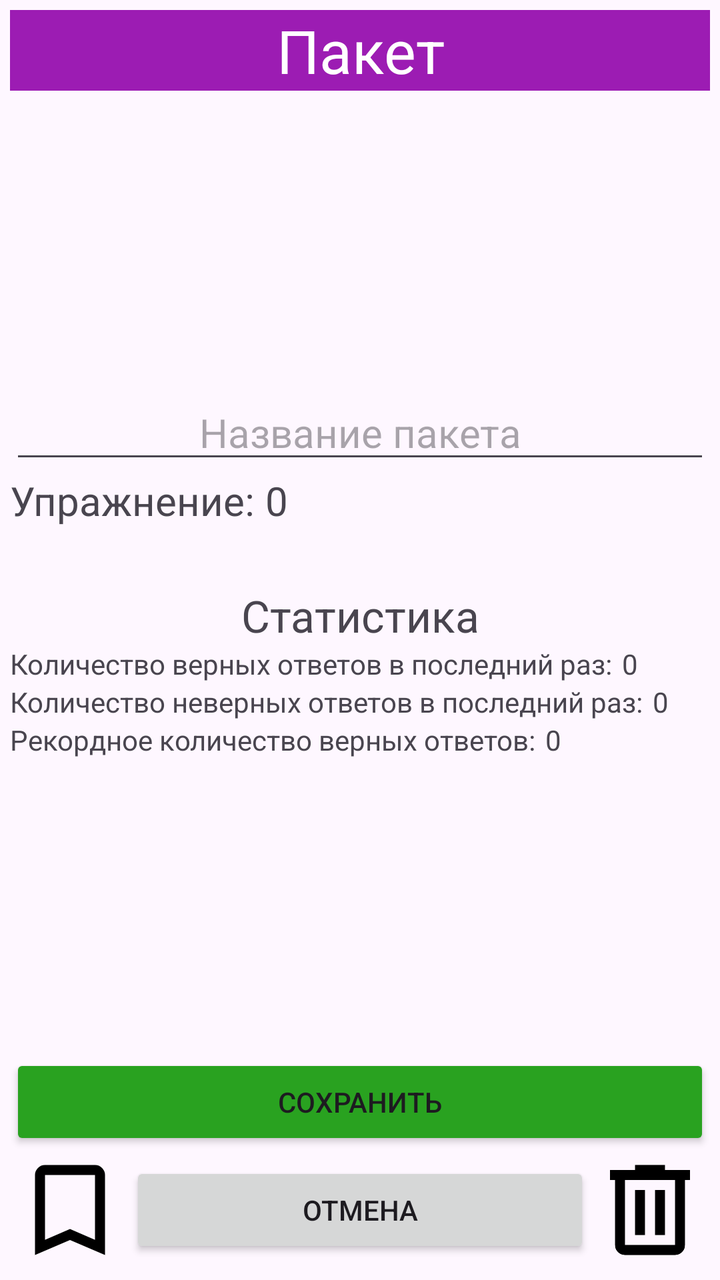
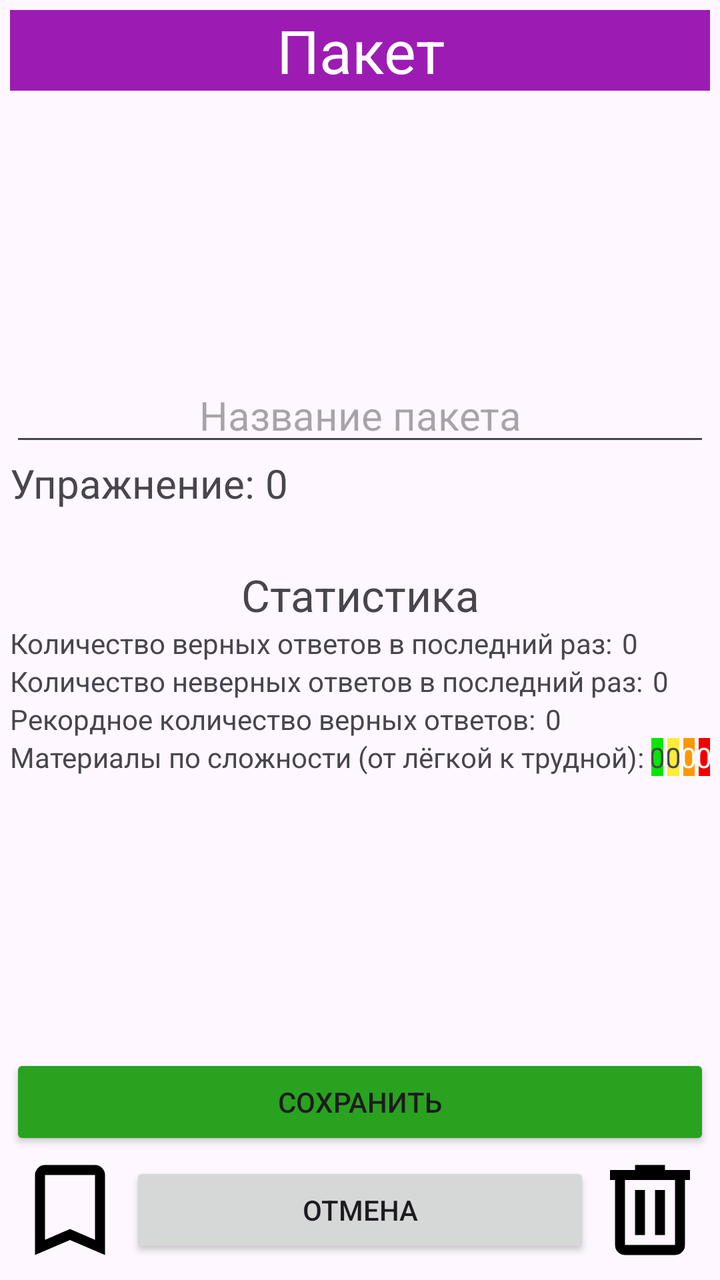

Compare the two renders of this Android layout. The source of the first and the diff that turns it into the second are given below.
<!-- AndroidManifest.xml: application theme Theme.FGLearning -->
<!-- res/layout/fragment_view_package.xml -->
<?xml version="1.0" encoding="utf-8"?>
<layout xmlns:android="http://schemas.android.com/apk/res/android"
    xmlns:tools="http://schemas.android.com/tools"
    xmlns:app="http://schemas.android.com/apk/res-auto">
    <FrameLayout
        android:layout_width="match_parent"
        android:layout_height="match_parent"
        tools:context=".ViewPackageFragment">

        <androidx.constraintlayout.widget.ConstraintLayout
            android:layout_width="match_parent"
            android:layout_height="match_parent">

            <LinearLayout
                android:layout_width="match_parent"
                android:layout_height="match_parent"
                android:orientation="vertical"
                android:padding="5dp">
                <TextView
                    android:layout_width="match_parent"
                    android:layout_height="wrap_content"
                    android:background="@color/purple"
                    android:textColor="@color/white"
                    android:text="Пакет"
                    android:gravity="center"
                    android:textSize="30sp"/>
                <Space
                    android:layout_weight="1"
                    android:layout_width="match_parent"
                    android:layout_height="0dp" />

                <LinearLayout
                    android:layout_width="match_parent"
                    android:layout_height="wrap_content"
                    android:orientation="horizontal">
                    <EditText
                        android:id="@+id/packetName"
                        android:layout_width="match_parent"
                        android:layout_height="wrap_content"
                        android:textSize="20sp"
                        android:maxLength="15"
                        android:text=""
                        android:hint="Название пакета"
                        android:gravity="center"/>
                </LinearLayout>
                <LinearLayout
                    android:layout_width="wrap_content"
                    android:layout_height="wrap_content"
                    android:orientation="horizontal">
                    <TextView
                        android:layout_width="match_parent"
                        android:layout_height="wrap_content"
                        android:textSize="20sp"
                        android:text="Упражнение:" />
                    <TextView
                        android:id="@+id/exerciseType"
                        android:layout_marginStart="5dp"
                        android:layout_width="wrap_content"
                        android:layout_height="wrap_content"
                        android:textSize="20sp"
                        android:text="0" />
                </LinearLayout>

                <Space
                    android:layout_width="match_parent"
                    android:layout_height="wrap_content"
                    android:layout_weight="0.2" />

                <LinearLayout
                    android:id="@+id/stats"
                    android:layout_width="match_parent"
                    android:layout_height="wrap_content"
                    android:orientation="vertical">
                    <TextView
                        android:layout_width="match_parent"
                        android:layout_height="wrap_content"
                        android:gravity="center"
                        android:textSize="22sp"
                        android:text="Статистика" />

                    <LinearLayout
                        android:layout_width="wrap_content"
                        android:layout_height="wrap_content"
                        android:orientation="horizontal">
                        <TextView
                            android:layout_width="match_parent"
                            android:layout_height="wrap_content"
                            android:text="Количество верных ответов в последний раз:" />
                        <TextView
                            android:id="@+id/correctAnswersLastTime"
                            android:layout_marginStart="5dp"
                            android:layout_width="match_parent"
                            android:layout_height="wrap_content"
                            android:text="0" />
                    </LinearLayout>
                    <LinearLayout
                        android:layout_width="wrap_content"
                        android:layout_height="wrap_content"
                        android:orientation="horizontal">
                        <TextView
                            android:layout_width="match_parent"
                            android:layout_height="wrap_content"
                            android:text="Количество неверных ответов в последний раз:" />
                        <TextView
                            android:id="@+id/incorrectAnswersLastTime"
                            android:layout_marginStart="5dp"
                            android:layout_width="match_parent"
                            android:layout_height="wrap_content"
                            android:text="0" />
                    </LinearLayout>
                    <LinearLayout
                        android:layout_width="wrap_content"
                        android:layout_height="wrap_content"
                        android:orientation="horizontal">
                        <TextView
                            android:layout_width="match_parent"
                            android:layout_height="wrap_content"
                            android:text="Рекордное количество верных ответов:" />
                        <TextView
                            android:id="@+id/correctAnswersRecord"
                            android:layout_marginStart="5dp"
                            android:layout_width="match_parent"
                            android:layout_height="wrap_content"
                            android:text="0" />
                    </LinearLayout>
                </LinearLayout>

                <Space
                    android:layout_weight="1"
                    android:layout_width="match_parent"
                    android:layout_height="0dp" />

                <Button
                    android:id="@+id/save_button"
                    android:layout_width="match_parent"
                    android:layout_height="wrap_content"
                    android:layout_gravity="center_vertical"
                    android:backgroundTint="#29A220"
                    android:text="Сохранить" />
                
                <LinearLayout
                    android:layout_width="match_parent"
                    android:layout_height="wrap_content">
                    <ImageView
                        android:id="@+id/mark_button"
                        android:layout_width="60dp"
                        android:layout_height="60dp"
                        android:src="@drawable/bookmark" />
                    <Button
                        android:id="@+id/back_button"
                        android:layout_width="wrap_content"
                        android:layout_height="wrap_content"
                        android:layout_weight="1"
                        android:layout_gravity="center_vertical"
                        android:text="Отмена" />
                    <ImageView
                        android:id="@+id/delete_button"
                        android:layout_width="60dp"
                        android:layout_height="60dp"
                        android:src="@drawable/delete" />
                </LinearLayout>


            </LinearLayout>



        </androidx.constraintlayout.widget.ConstraintLayout>

    </FrameLayout>
</layout>
<!-- resources referenced by this layout -->
<resources>
  <color name="purple">#9C1CB3</color>
  <color name="white">#FFFFFFFF</color>
  <!-- drawable bookmark (drawable) -->
  <vector xmlns:android="http://schemas.android.com/apk/res/android" android:height="24dp" android:tint="#000000" android:viewportHeight="960" android:viewportWidth="960" android:width="24dp">
        
      <path android:fillColor="@android:color/white" android:pathData="M200,840L200,200Q200,167 223.5,143.5Q247,120 280,120L680,120Q713,120 736.5,143.5Q760,167 760,200L760,840L480,720L200,840ZM280,718L480,632L680,718L680,200Q680,200 680,200Q680,200 680,200L280,200Q280,200 280,200Q280,200 280,200L280,718ZM280,200L280,200Q280,200 280,200Q280,200 280,200L680,200Q680,200 680,200Q680,200 680,200L680,200L480,200L280,200Z"/>
      
  </vector>
  <!-- drawable delete (drawable) -->
  <vector xmlns:android="http://schemas.android.com/apk/res/android" android:height="24dp" android:tint="#000000" android:viewportHeight="960" android:viewportWidth="960" android:width="24dp">
        
      <path android:fillColor="@android:color/white" android:pathData="M280,840Q247,840 223.5,816.5Q200,793 200,760L200,240L160,240L160,160L360,160L360,120L600,120L600,160L800,160L800,240L760,240L760,760Q760,793 736.5,816.5Q713,840 680,840L280,840ZM680,240L280,240L280,760Q280,760 280,760Q280,760 280,760L680,760Q680,760 680,760Q680,760 680,760L680,240ZM360,680L440,680L440,320L360,320L360,680ZM520,680L600,680L600,320L520,320L520,680ZM280,240L280,240L280,760Q280,760 280,760Q280,760 280,760L280,760Q280,760 280,760Q280,760 280,760L280,240Z"/>
      
  </vector>
  <style name="Theme.FGLearning" parent="Base.Theme.FGLearning" />
  <style name="Base.Theme.FGLearning" parent="Theme.Material3.DayNight.NoActionBar">
          
          
      </style>
</resources>

<!-- the commit's change to res/layout/fragment_view_package.xml (unified diff, before → after) -->
@@ -123,6 +123,58 @@
                             android:layout_height="wrap_content"
                             android:text="0" />
                     </LinearLayout>
+                    <LinearLayout
+                        android:id="@+id/difficultiesCount"
+                        android:layout_width="match_parent"
+                        android:layout_height="wrap_content"
+                        android:orientation="horizontal">
+                        <TextView
+                            android:layout_width="wrap_content"
+                            android:layout_height="wrap_content"
+                            android:text="Материалы по сложности (от лёгкой к трудной): " />
+                        <LinearLayout
+                            android:layout_width="match_parent"
+                            android:layout_height="wrap_content"
+                            android:orientation="horizontal">
+                            <TextView
+                                android:id="@+id/countEasyDifficulty"
+                                android:gravity="center"
+                                android:layout_width="wrap_content"
+                                android:layout_height="wrap_content"
+                                android:background="@color/green"
+                                android:layout_weight="1"
+                                android:text="0" />
+                            <TextView
+                                android:id="@+id/countNotBadDifficulty"
+                                android:gravity="center"
+                                android:layout_marginStart="2dp"
+                                android:layout_width="wrap_content"
+                                android:layout_height="wrap_content"
+                                android:background="#FFEB3B"
+                                android:layout_weight="1"
+                                android:text="0" />
+                            <TextView
+                                android:id="@+id/countBadDifficulty"
+                                android:gravity="center"
+                                android:layout_marginStart="2dp"
+                                android:layout_width="wrap_content"
+                                android:layout_height="wrap_content"
+                                android:background="#FF9800"
+                                android:textColor="@color/white"
+                                android:layout_weight="1"
+                                android:text="0" />
+                            <TextView
+                                android:id="@+id/countHardDifficulty"
+                                android:gravity="center"
+                                android:layout_marginStart="2dp"
+                                android:layout_width="wrap_content"
+                                android:layout_height="wrap_content"
+                                android:background="@color/red"
+                                android:textColor="@color/white"
+                                android:layout_weight="1"
+                                android:text="0" />
+                        </LinearLayout>
+                    </LinearLayout>
                 </LinearLayout>
 
                 <Space
<!-- resource entries referenced after the edit -->
@@ -1,6 +1,8 @@
 <!-- resources referenced by this layout -->
 <resources>
+  <color name="green">#07E600</color>
   <color name="purple">#9C1CB3</color>
+  <color name="red">#F20000</color>
   <color name="white">#FFFFFFFF</color>
   <!-- drawable bookmark (drawable) -->
   <vector xmlns:android="http://schemas.android.com/apk/res/android" android:height="24dp" android:tint="#000000" android:viewportHeight="960" android:viewportWidth="960" android:width="24dp">
